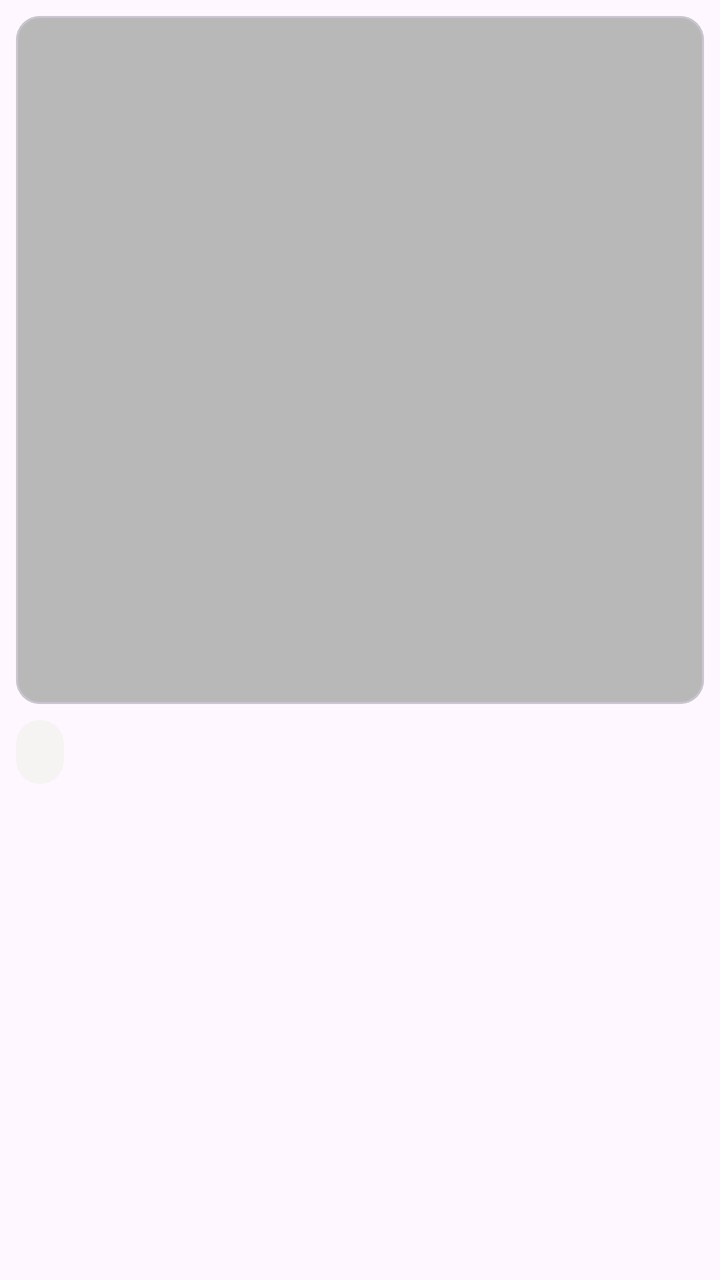
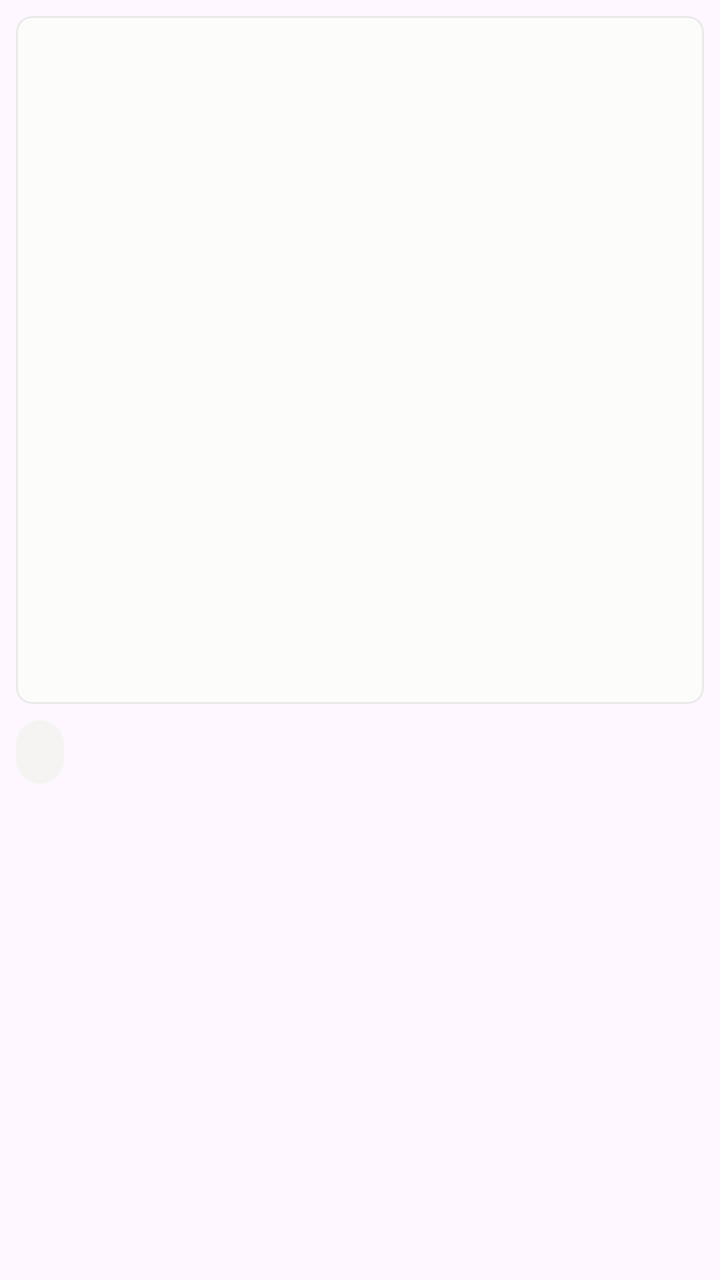

Two renders of the same Android screen: before a commit and after it. Below are the layout's source before the change and the commit's diff.
<!-- AndroidManifest.xml: application theme Theme.Bonda -->
<!-- res/layout/view_book_vertical.xml -->
<?xml version="1.0" encoding="utf-8"?>
<androidx.constraintlayout.widget.ConstraintLayout
    xmlns:android="http://schemas.android.com/apk/res/android"
    xmlns:app="http://schemas.android.com/apk/res-auto"
    android:layout_width="match_parent"
    android:layout_height="wrap_content"
    android:padding="8dp">

    <com.google.android.material.card.MaterialCardView
        android:id="@+id/image_holder"
        android:layout_width="0dp"
        android:layout_height="0dp"
        app:layout_constraintStart_toStartOf="parent"
        app:layout_constraintEnd_toEndOf="parent"
        app:layout_constraintTop_toTopOf="parent"
        app:layout_constraintDimensionRatio="1:1">

        <ImageView
            android:id="@+id/cover_image"
            android:layout_width="match_parent"
            android:layout_height="match_parent"
            android:contentDescription="@string/book_image_description"
            android:src="@drawable/default_image" />
    </com.google.android.material.card.MaterialCardView>

    <include
        layout="@layout/view_chip_book_category"
        android:id="@+id/category"
        android:layout_width="wrap_content"
        android:layout_height="wrap_content"
        android:layout_marginTop="8dp"
        app:layout_constraintStart_toStartOf="parent"
        app:layout_constraintTop_toBottomOf="@id/image_holder" />

    <TextView
        android:id="@+id/title"
        android:layout_width="0dp"
        android:layout_height="wrap_content"
        android:layout_marginTop="8dp"
        android:textSize="16sp"
        android:textStyle="bold"
        app:layout_constraintStart_toStartOf="parent"
        app:layout_constraintEnd_toEndOf="parent"
        app:layout_constraintTop_toBottomOf="@id/category" />

    <TextView
        android:id="@+id/author"
        android:layout_width="0dp"
        android:layout_height="wrap_content"
        android:layout_marginTop="8dp"
        android:textSize="14sp"
        app:layout_constraintStart_toStartOf="parent"
        app:layout_constraintEnd_toEndOf="parent"
        app:layout_constraintTop_toBottomOf="@id/title" />

</androidx.constraintlayout.widget.ConstraintLayout>
<!-- res/layout/view_chip_book_category.xml (included above) -->
<?xml version="1.0" encoding="utf-8"?>
<com.google.android.material.chip.Chip
    xmlns:android="http://schemas.android.com/apk/res/android"
    xmlns:app="http://schemas.android.com/apk/res-auto"
    android:layout_width="wrap_content"
    android:layout_height="wrap_content"

    app:chipStartPadding="@dimen/chip_padding_horizontal"
    app:chipEndPadding="@dimen/chip_padding_horizontal"
    app:chipMinTouchTargetSize="0dp"

    app:chipStrokeWidth="0dp"
    app:chipBackgroundColor="@color/chip_background_book_category"
    app:chipCornerRadius="16dp"

    android:textColor="@color/chip_foreground_book_category"
    android:textSize="14sp"

    android:clickable="false"
    android:focusable="false"
    android:checkable="false"
    android:enabled="false" />
<!-- resources referenced by this layout -->
<resources>
  <color name="chip_background_book_category">#F5F4F3</color>
  <color name="chip_foreground_book_category">#524545</color>
  <dimen name="chip_padding_horizontal">4dp</dimen>
  <!-- drawable default_image (drawable) -->
  <vector xmlns:android="http://schemas.android.com/apk/res/android"
      android:width="32dp"
      android:height="32dp"
      android:viewportWidth="32"
      android:viewportHeight="32">
    <path
        android:pathData="M0,0h32v32h-32z"
        android:fillColor="#B8B8B8"/>
  </vector>
  <string name="book_image_description">책 이미지</string>
  <style name="Theme.Bonda" parent="Theme.Material3.Light.NoActionBar" />
</resources>

<!-- the commit's change to res/layout/view_book_vertical.xml (unified diff, before → after) -->
@@ -8,6 +8,7 @@
 
     <com.google.android.material.card.MaterialCardView
         android:id="@+id/image_holder"
+        style="@style/Widget.Bonda.Card.Enabled"
         android:layout_width="0dp"
         android:layout_height="0dp"
         app:layout_constraintStart_toStartOf="parent"
@@ -19,8 +20,7 @@
             android:id="@+id/cover_image"
             android:layout_width="match_parent"
             android:layout_height="match_parent"
-            android:contentDescription="@string/book_image_description"
-            android:src="@drawable/default_image" />
+            android:contentDescription="@string/book_image_description" />
     </com.google.android.material.card.MaterialCardView>
 
     <include
@@ -67,10 +67,10 @@
     app:chipMinTouchTargetSize="0dp"
 
     app:chipStrokeWidth="0dp"
-    app:chipBackgroundColor="@color/chip_background_book_category"
+    app:chipBackgroundColor="@color/surface_default_primary"
     app:chipCornerRadius="16dp"
 
-    android:textColor="@color/chip_foreground_book_category"
+    android:textColor="@color/text_accent_primary"
     android:textSize="14sp"
 
     android:clickable="false"
<!-- resource entries referenced after the edit -->
@@ -1,19 +1,18 @@
 <!-- resources referenced by this layout -->
 <resources>
-  <color name="chip_background_book_category">#F5F4F3</color>
-  <color name="chip_foreground_book_category">#524545</color>
+  <color name="surface_default_primary">#f5f4f3</color>
+  <color name="text_accent_primary">#524545</color>
   <dimen name="chip_padding_horizontal">4dp</dimen>
-  <!-- drawable default_image (drawable) -->
-  <vector xmlns:android="http://schemas.android.com/apk/res/android"
-      android:width="32dp"
-      android:height="32dp"
-      android:viewportWidth="32"
-      android:viewportHeight="32">
-    <path
-        android:pathData="M0,0h32v32h-32z"
-        android:fillColor="#B8B8B8"/>
-  </vector>
   <string name="book_image_description">책 이미지</string>
+  <style name="Widget.Bonda.Card.Enabled" parent="Theme.Bonda">
+          <item name="cardBackgroundColor">@color/surface_default_secondary</item>
+          <item name="cardCornerRadius">@dimen/space_radius_8</item>
+          <item name="strokeColor">@color/border_default_tertiary</item>
+          <item name="strokeWidth">1dp</item>
+      </style>
   <style name="Theme.Bonda" parent="Theme.Material3.Light.NoActionBar" />
+  <color name="surface_default_secondary">#fcfcfb</color>
+  <dimen name="space_radius_8">8dp</dimen>
+  <color name="border_default_tertiary">#EAEAEA</color>
 </resources>
 
